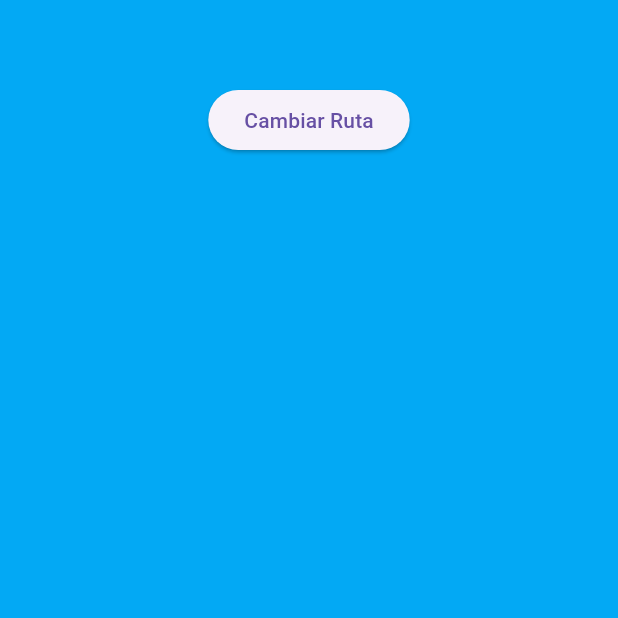
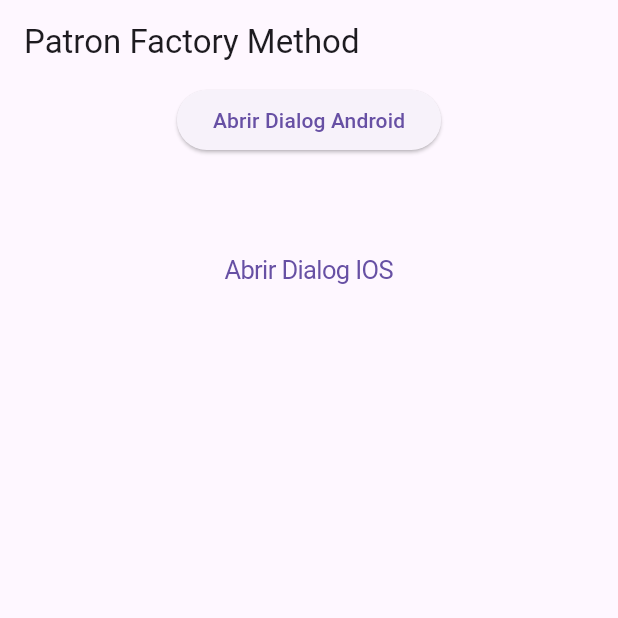
Before and after one commit to NeyrisBH/codigofacilito, a Flutter app: the screen it shows after launch, on a phone screen of 412 x 824 dp, the top half of it. Run offline on Flutter 3.47's test engine with Material 3 defaults, Android fonts, the phone set to English and light mode, and no system bars; our stand-ins replace flutter_mobx, mobx, shared_preferences; generated files the repository leaves out were written again.

Commit message:
add factory method

```diff
--- /dev/null
+++ b/clase_cuatro/lib/factory_method/android_alet_dialog.dart
@@ -0,0 +1,28 @@
+
+
+import 'package:clase_cuatro/factory_method/custom_dialog.dart';
+import 'package:flutter/material.dart';
+
+class AndroidAlertDialog extends CustomDialog {
+  const AndroidAlertDialog();
+
+  @override
+  Widget create(BuildContext context) {
+    return AlertDialog(
+        title: Text(getTitle()),
+        content: const Text('Este es el estilo de material{Android}'),
+        actions: [
+          TextButton(
+            onPressed: () {
+              Navigator.of(context).pop();
+            },
+            child: const Text('cerrar')
+          )
+        ],
+    );
+  }
+
+  @override
+  String getTitle() => 'Android alert Dialog';
+
+}
--- /dev/null
+++ b/clase_cuatro/lib/factory_method/custom_dialog.dart
@@ -0,0 +1,15 @@
+import 'package:flutter/material.dart';
+
+abstract class CustomDialog {
+  const CustomDialog();
+
+  String getTitle();
+  Widget create(BuildContext context);
+
+  Future<void> show(BuildContext context) =>
+    showDialog<void>(
+      context: context,
+      barrierDismissible: false,
+      builder: create
+    );
+}
--- /dev/null
+++ b/clase_cuatro/lib/factory_method/ios_alert_dialog.dart
@@ -0,0 +1,21 @@
+import 'package:clase_cuatro/factory_method/custom_dialog.dart';
+import 'package:flutter/cupertino.dart';
+
+class IosAlertDialog extends CustomDialog {
+  @override
+  Widget create(BuildContext context) {
+    return CupertinoAlertDialog(
+      title: Text(getTitle()),
+      content: const Text('Este es el estilo de cipertino'),
+      actions: [
+        CupertinoButton(
+          onPressed: () => Navigator.of(context).pop(),
+          child: const Text('cerrar'),
+        )
+      ],
+    );
+  }
+
+  @override
+  String getTitle() => 'IOS Alert Dialog';
+}
--- /dev/null
+++ b/clase_cuatro/lib/home_page.dart
@@ -0,0 +1,47 @@
+import 'package:clase_cuatro/factory_method/android_alet_dialog.dart';
+import 'package:clase_cuatro/factory_method/custom_dialog.dart';
+import 'package:clase_cuatro/factory_method/ios_alert_dialog.dart';
+import 'package:flutter/cupertino.dart';
+import 'package:flutter/material.dart';
+
+class HomePage extends StatefulWidget {
+  const HomePage({super.key});
+
+  @override
+  State<HomePage> createState() => _HomePageState();
+}
+
+class _HomePageState extends State<HomePage> {
+  @override
+  Widget build(BuildContext context) {
+    final List<CustomDialog> _dialogList = [
+      const AndroidAlertDialog(),
+      IosAlertDialog()
+    ];
+
+    Future<void> _showCustomDialog(BuildContext context, int index) async {
+      final selectedDialog = _dialogList[index];
+      await selectedDialog.show(context);
+    }
+    return Scaffold(
+      appBar: AppBar(
+        title: const Text('Patron Factory Method'),
+      ),
+      body: Center(
+        child: Column(
+          children: [
+            ElevatedButton(
+              onPressed: () => _showCustomDialog(context, 0),
+              child: const Text('Abrir Dialog Android')
+            ),
+            const SizedBox(height: 50,),
+            CupertinoButton(
+              child: const Text('Abrir Dialog IOS'),
+              onPressed: () => _showCustomDialog(context, 1)
+            )
+          ],
+        ),
+      ),
+    );
+  }
+}
--- a/clase_cuatro/lib/main.dart
+++ b/clase_cuatro/lib/main.dart
@@ -1,4 +1,4 @@
-import 'package:clase_cuatro/user_preferences/home_view.dart';
+import 'package:clase_cuatro/home_page.dart';
 import 'package:clase_cuatro/user_preferences/user_preferences.dart';
 import 'package:flutter/material.dart';
 
@@ -32,7 +32,8 @@ class _MyAppState extends State<MyApp> {
     return MaterialApp(
       title: 'Flutter Demo',
       theme: ThemeData(),
-      home: const HomeView()
+      //home: const HomeView()
+      home: const HomePage(),
     );
   }
 }
```
